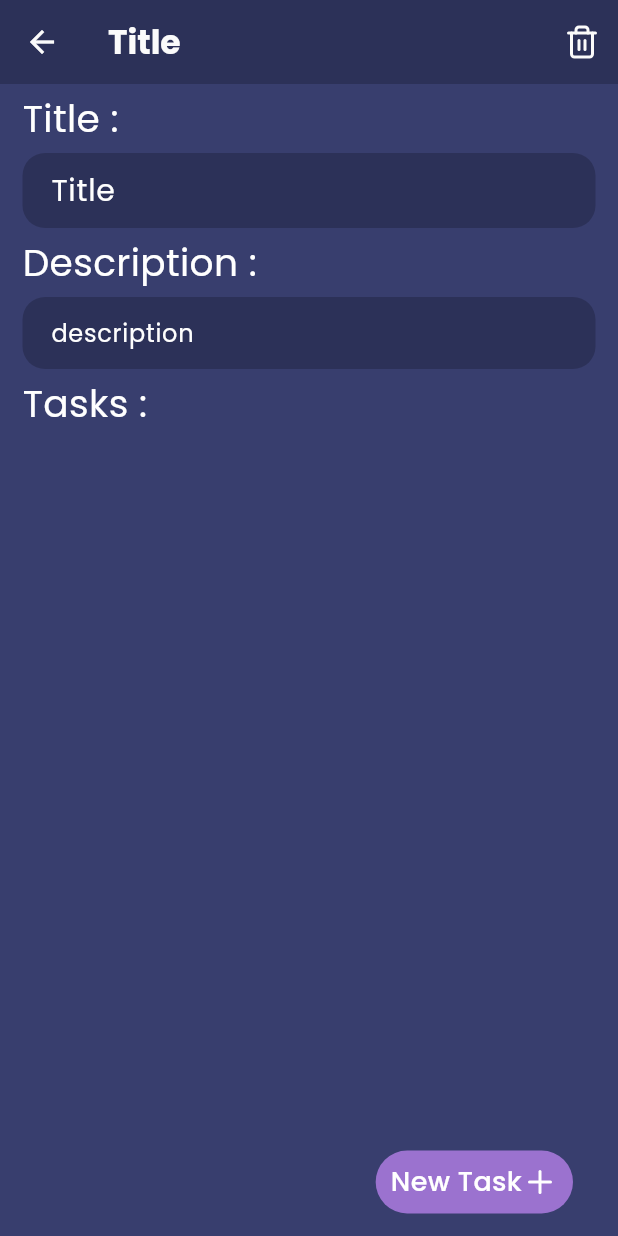
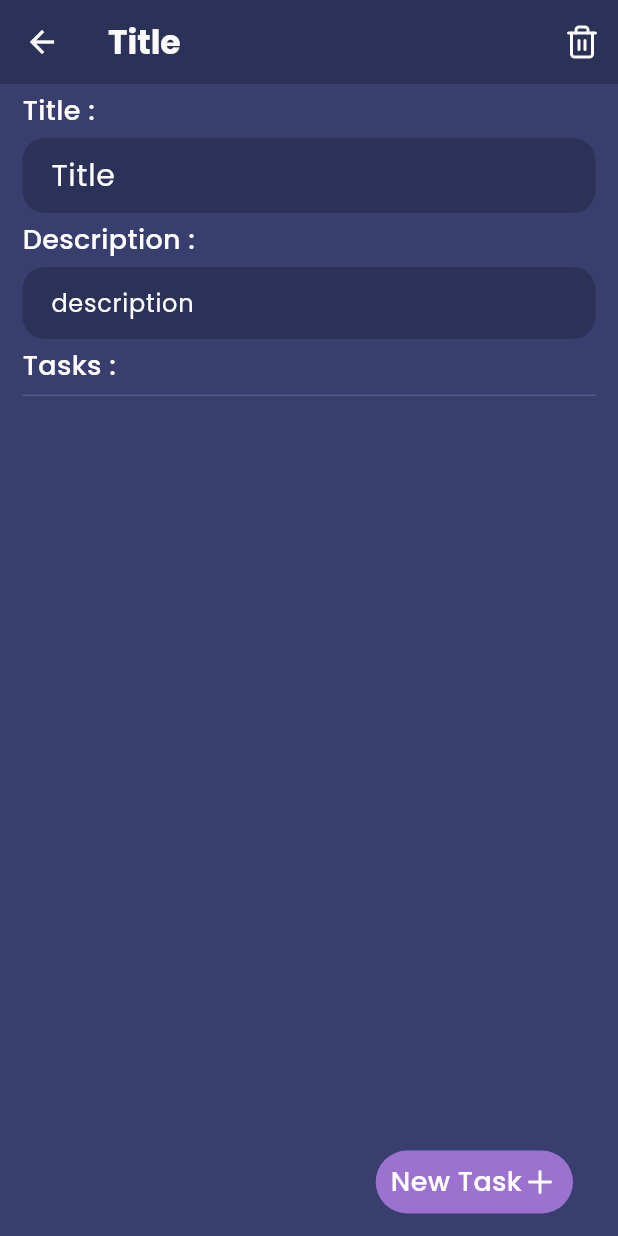
Before and after one commit to GyldenReven/Ametask, a Flutter app: the screen it shows after launch, after a tap on "New Tasklist", on a phone screen of 412 x 824 dp. Run offline on Flutter 3.47's test engine with Material 3 defaults, Android fonts, the phone set to English and light mode, and no system bars; our stand-ins replace feather_icons, google_fonts, sqflite; accounts and stored records are empty.

Commit message:
diverse change

```diff
--- a/lib/db/database.dart
+++ b/lib/db/database.dart
@@ -6,9 +6,9 @@ import 'package:path/path.dart';
 import 'package:sqflite/sqflite.dart';
 
 class AmetaskDatabase {
-  static final AmetaskDatabase instance = AmetaskDatabase._init();
+  static AmetaskDatabase instance = AmetaskDatabase._init();
 
-  static Database? _database;
+  Database? _database;
 
   AmetaskDatabase._init();
 
@@ -128,9 +128,15 @@ CREATE TABLE $tableTasks (
     const orderBy = '${TasklistFields.createDate} ASC';
 
     // autre méthode avec le rawQuery
-    final result = await db.query(tableTasklists, orderBy: orderBy);
-
-    return result.map((json) => Tasklist.fromJson(json)).toList();
+    try {
+      final result = await db.query(tableTasklists, orderBy: orderBy);
+      return result.map((json) => Tasklist.fromJson(json)).toList();
+    } catch (e) {
+      instance = AmetaskDatabase._init();
+      final db = await instance.database;
+      final result = await db.query(tableTasklists, orderBy: orderBy);
+      return result.map((json) => Tasklist.fromJson(json)).toList();
+    }
   }
 
   Future<List<Task>> readAllTasksFor(int idTasklist) async {
@@ -174,7 +180,7 @@ CREATE TABLE $tableTasks (
     );
   }
 
-    Future updateTask(Task task) async {
+  Future updateTask(Task task) async {
     final db = await instance.database;
 
     return db.update(
@@ -210,6 +216,7 @@ CREATE TABLE $tableTasks (
       whereArgs: [id],
     );
   }
+
   Future<Folder> createFolder(Folder folder) async {
     final db = await instance.database;
 
--- a/lib/pages/home/homepage.dart
+++ b/lib/pages/home/homepage.dart
@@ -4,15 +4,49 @@ import 'package:ametask/pages/home/widgets/tasklists_list.dart';
 import 'package:feather_icons/feather_icons.dart';
 import 'package:google_fonts/google_fonts.dart';
 
-class HomePage extends StatelessWidget {
+class HomePage extends StatefulWidget {
   const HomePage({super.key});
+
+  @override
+  State<HomePage> createState() => _HomePageState();
+}
+
+class _HomePageState extends State<HomePage> {
+  int _selectedIndex = 0;
+  static const TextStyle optionStyle =
+      TextStyle(fontSize: 30, fontWeight: FontWeight.bold, color: Colors.white);
+  static const List<Widget> _widgetOptions = <Widget>[
+    Column(children: [Search(), TasklistLists()]),
+    Center(
+      child: Text(
+        'Work in progress',
+        style: optionStyle,
+      ),
+    ),
+    Center(
+      child: Text(
+        'Work in progress',
+        style: optionStyle,
+      ),
+    ),
+    Center(
+      child: Text(
+        'Work in progress',
+        style: optionStyle,
+      ),
+    ),
+  ];
+
+  void _onItemTapped(int index) {
+    setState(() {
+      _selectedIndex = index;
+    });
+  }
 
   @override
   Widget build(BuildContext context) {
     return Scaffold(
-      body: Container(
-        child: Column(children: [Search(), TasklistLists()]),
-      ),
+      body: _widgetOptions.elementAt(_selectedIndex),
       backgroundColor: const Color(0xFF2C3158),
       bottomNavigationBar: NavigationBar(),
     );
@@ -27,12 +61,18 @@ class HomePage extends StatelessWidget {
             topRight: Radius.circular(20),
           ),
           child: BottomNavigationBar(
+            onTap: _onItemTapped,
+            currentIndex: _selectedIndex,
             backgroundColor: const Color(0xFF222645),
             selectedItemColor: const Color(0xFF9B71CF),
-            selectedFontSize: 12,
+            selectedFontSize: 14,
             unselectedFontSize: 12,
-            selectedLabelStyle: GoogleFonts.poppins(fontWeight: FontWeight.w700),
-            unselectedLabelStyle: GoogleFonts.poppins(fontWeight: FontWeight.w700),
+            selectedIconTheme: IconThemeData(size: 35),
+            unselectedIconTheme: IconThemeData(size: 30),
+            selectedLabelStyle:
+                GoogleFonts.poppins(fontWeight: FontWeight.w800),
+            unselectedLabelStyle:
+                GoogleFonts.poppins(fontWeight: FontWeight.w700),
             unselectedItemColor: const Color(0xFFFFFFFF),
             type: BottomNavigationBarType.fixed,
             items: [
@@ -42,9 +82,9 @@ class HomePage extends StatelessWidget {
                   margin: const EdgeInsets.all(5),
                   padding: const EdgeInsets.all(5),
                   child: const Icon(
-                  FeatherIcons.home,
-                  size: 35,
-                ),),
+                    FeatherIcons.home,
+                  ),
+                ),
               ),
               BottomNavigationBarItem(
                 label: "folders",
@@ -53,8 +93,6 @@ class HomePage extends StatelessWidget {
                   padding: const EdgeInsets.all(5),
                   child: const Icon(
                     FeatherIcons.folder,
-                    size: 35,
-                    color: Color(0xFFFFFFFF),
                   ),
                 ),
               ),
@@ -65,8 +103,6 @@ class HomePage extends StatelessWidget {
                   padding: const EdgeInsets.all(5),
                   child: const Icon(
                     FeatherIcons.moreHorizontal,
-                    size: 35,
-                    color: Color(0xFFFFFFFF),
                   ),
                 ),
               ),
@@ -77,8 +113,6 @@ class HomePage extends StatelessWidget {
                   padding: const EdgeInsets.all(5),
                   child: const Icon(
                     FeatherIcons.settings,
-                    size: 35,
-                    color: Color(0xFFFFFFFF),
                   ),
                 ),
               ),
--- a/lib/pages/home/widgets/search.dart
+++ b/lib/pages/home/widgets/search.dart
@@ -59,7 +59,7 @@ class Search extends StatelessWidget {
                 child: const Icon(
                   FeatherIcons.filter,
                   color: Color(0xFFFBFBFB),
-                  size: 30,
+                  size: 33,
                 ),
               ),
             )
--- a/lib/pages/tasklist_detail/tasklist_detail.dart
+++ b/lib/pages/tasklist_detail/tasklist_detail.dart
@@ -63,7 +63,7 @@ class _DetailTasklistState extends State<DetailTasklist> {
                   child: Text(
                     "Title :",
                     style:
-                        GoogleFonts.poppins(color: Colors.white, fontSize: 25),
+                        GoogleFonts.poppins(color: Colors.white, fontSize: 18, fontWeight: FontWeight.w500),
                   ),),
                   TextFormField(
                     maxLines: null,
@@ -106,7 +106,7 @@ class _DetailTasklistState extends State<DetailTasklist> {
                   child: Text(
                     "Description :",
                     style:
-                        GoogleFonts.poppins(color: Colors.white, fontSize: 25),
+                        GoogleFonts.poppins(color: Colors.white, fontSize: 18, fontWeight: FontWeight.w500),
                   ),),
                   TextFormField(
                     maxLines: null,
@@ -147,8 +147,12 @@ class _DetailTasklistState extends State<DetailTasklist> {
                   child: Text(
                     "Tasks :",
                     style:
-                        GoogleFonts.poppins(color: Colors.white, fontSize: 25),
+                        GoogleFonts.poppins(color: Colors.white, fontSize: 18, fontWeight: FontWeight.w500),
                   ),),
+                  Divider(
+                    height: 3,
+                    color: Color(0xFF575B7B)
+                  ),
                   TasksList(
                     tasklistId: widget.tasklistId,
                   ),
```
Also changed, not shown: lib/pages/task_detail/task_detail.dart (+82 -41 lines), lib/pages/tasklist_detail/widgets/tasks_list.dart (+16 -6 lines), lib/pages/home/widgets/tasklists_list.dart (line endings or trailing spaces).
